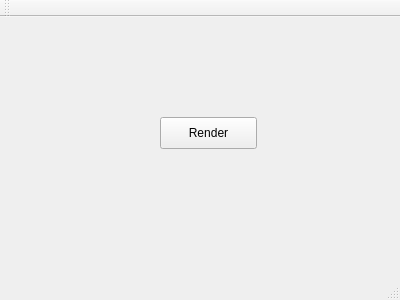
uyalcin/ONERA, file ONERA/mainwindow.ui: the form before one commit.
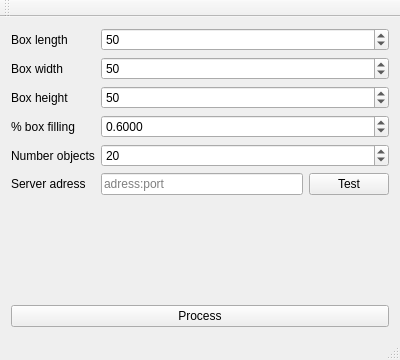
The form after the commit.

Commit message: Main window inputs and text requests

Patch:
```diff
--- a/ONERA/mainwindow.ui
+++ b/ONERA/mainwindow.ui
@@ -7,26 +7,169 @@
     <x>0</x>
     <y>0</y>
     <width>400</width>
-    <height>300</height>
+    <height>360</height>
    </rect>
   </property>
   <property name="windowTitle">
    <string>MainWindow</string>
   </property>
   <widget class="QWidget" name="centralWidget">
-   <widget class="QPushButton" name="renderButton">
-    <property name="geometry">
-     <rect>
-      <x>160</x>
-      <y>100</y>
-      <width>97</width>
-      <height>32</height>
-     </rect>
-    </property>
-    <property name="text">
-     <string>Render</string>
-    </property>
-   </widget>
+   <layout class="QVBoxLayout" name="verticalLayout_2">
+    <item>
+     <layout class="QFormLayout" name="formContainer">
+      <item row="0" column="0">
+       <widget class="QLabel" name="lengthLabel">
+        <property name="text">
+         <string>Box length</string>
+        </property>
+       </widget>
+      </item>
+      <item row="1" column="0">
+       <widget class="QLabel" name="widthLabel">
+        <property name="text">
+         <string>Box width</string>
+        </property>
+       </widget>
+      </item>
+      <item row="2" column="0">
+       <widget class="QLabel" name="heightLabel">
+        <property name="text">
+         <string>Box height</string>
+        </property>
+       </widget>
+      </item>
+      <item row="3" column="0">
+       <widget class="QLabel" name="percentFillingBoxLabel">
+        <property name="text">
+         <string>% box filling</string>
+        </property>
+       </widget>
+      </item>
+      <item row="4" column="0">
+       <widget class="QLabel" name="numberObjectsWantedLabel">
+        <property name="text">
+         <string>Number objects</string>
+        </property>
+       </widget>
+      </item>
+      <item row="0" column="1">
+       <widget class="QSpinBox" name="lengthSpin">
+        <property name="minimum">
+         <number>1</number>
+        </property>
+        <property name="maximum">
+         <number>1000000</number>
+        </property>
+        <property name="singleStep">
+         <number>50</number>
+        </property>
+        <property name="value">
+         <number>50</number>
+        </property>
+       </widget>
+      </item>
+      <item row="1" column="1">
+       <widget class="QSpinBox" name="widthSpin">
+        <property name="minimum">
+         <number>1</number>
+        </property>
+        <property name="maximum">
+         <number>1000000</number>
+        </property>
+        <property name="singleStep">
+         <number>50</number>
+        </property>
+        <property name="value">
+         <number>50</number>
+        </property>
+       </widget>
+      </item>
+      <item row="2" column="1">
+       <widget class="QSpinBox" name="heightSpin">
+        <property name="minimum">
+         <number>1</number>
+        </property>
+        <property name="maximum">
+         <number>1000000</number>
+        </property>
+        <property name="singleStep">
+         <number>50</number>
+        </property>
+        <property name="value">
+         <number>50</number>
+        </property>
+       </widget>
+      </item>
+      <item row="3" column="1">
+       <widget class="QDoubleSpinBox" name="percentFillingBoxSpin">
+        <property name="decimals">
+         <number>4</number>
+        </property>
+        <property name="minimum">
+         <double>0.000100000000000</double>
+        </property>
+        <property name="maximum">
+         <double>0.999900000000000</double>
+        </property>
+        <property name="singleStep">
+         <double>0.100000000000000</double>
+        </property>
+        <property name="value">
+         <double>0.600000000000000</double>
+        </property>
+       </widget>
+      </item>
+      <item row="4" column="1">
+       <widget class="QSpinBox" name="numberObjectsWantedSpin">
+        <property name="minimum">
+         <number>1</number>
+        </property>
+        <property name="maximum">
+         <number>1000000</number>
+        </property>
+        <property name="singleStep">
+         <number>20</number>
+        </property>
+        <property name="value">
+         <number>20</number>
+        </property>
+       </widget>
+      </item>
+      <item row="5" column="0">
+       <widget class="QLabel" name="serverAdressLabel">
+        <property name="text">
+         <string>Server adress</string>
+        </property>
+       </widget>
+      </item>
+      <item row="5" column="1">
+       <layout class="QHBoxLayout" name="serverAdressContainer">
+        <item>
+         <widget class="QLineEdit" name="serverAdressEdit">
+          <property name="placeholderText">
+           <string>adress:port</string>
+          </property>
+         </widget>
+        </item>
+        <item>
+         <widget class="QPushButton" name="serverAdressButton">
+          <property name="text">
+           <string>Test</string>
+          </property>
+         </widget>
+        </item>
+       </layout>
+      </item>
+     </layout>
+    </item>
+    <item>
+     <widget class="QPushButton" name="processButton">
+      <property name="text">
+       <string>Process</string>
+      </property>
+     </widget>
+    </item>
+   </layout>
   </widget>
   <widget class="QMenuBar" name="menuBar">
    <property name="geometry">
```
Left out of the diff: 132 changed lines with no effect on the pictures. The commit also changes 2 other files.
